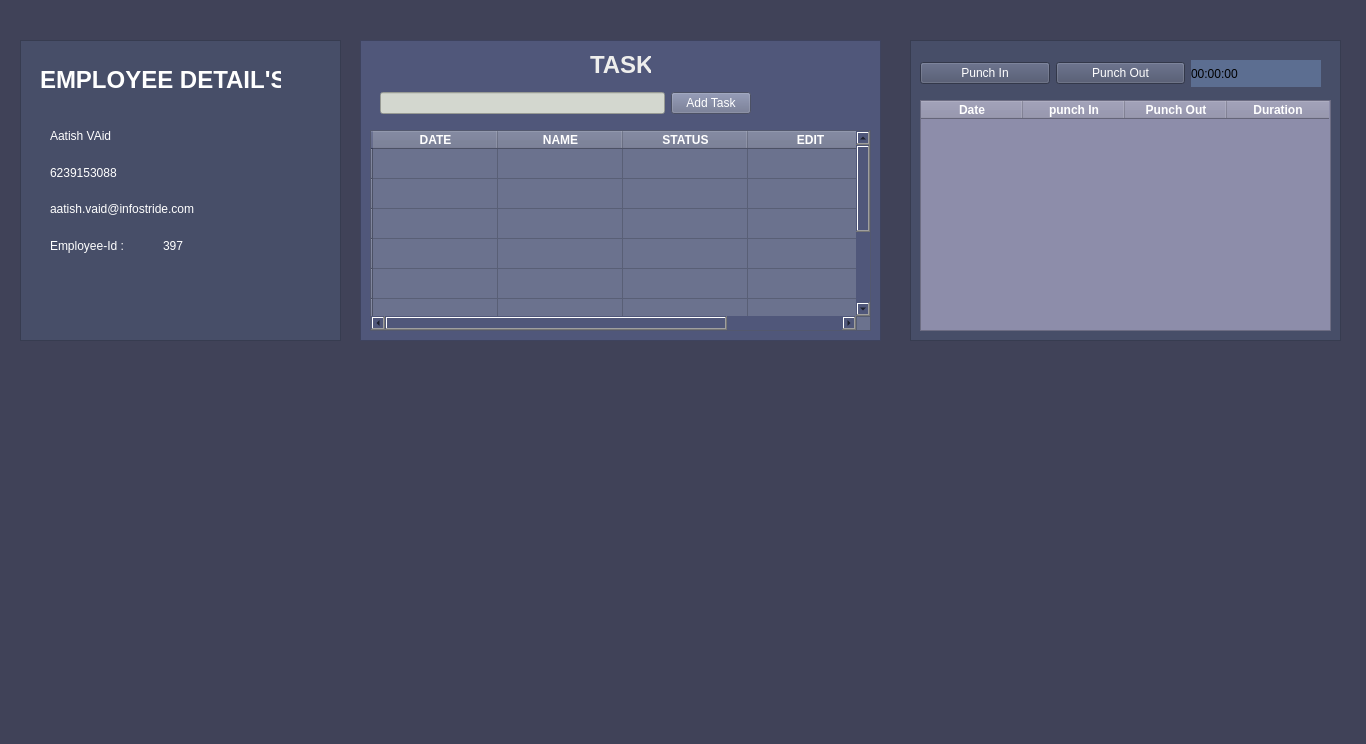
First picture: the form in interface1.ui, repository aatish-infostride/pyqt, before the edit.
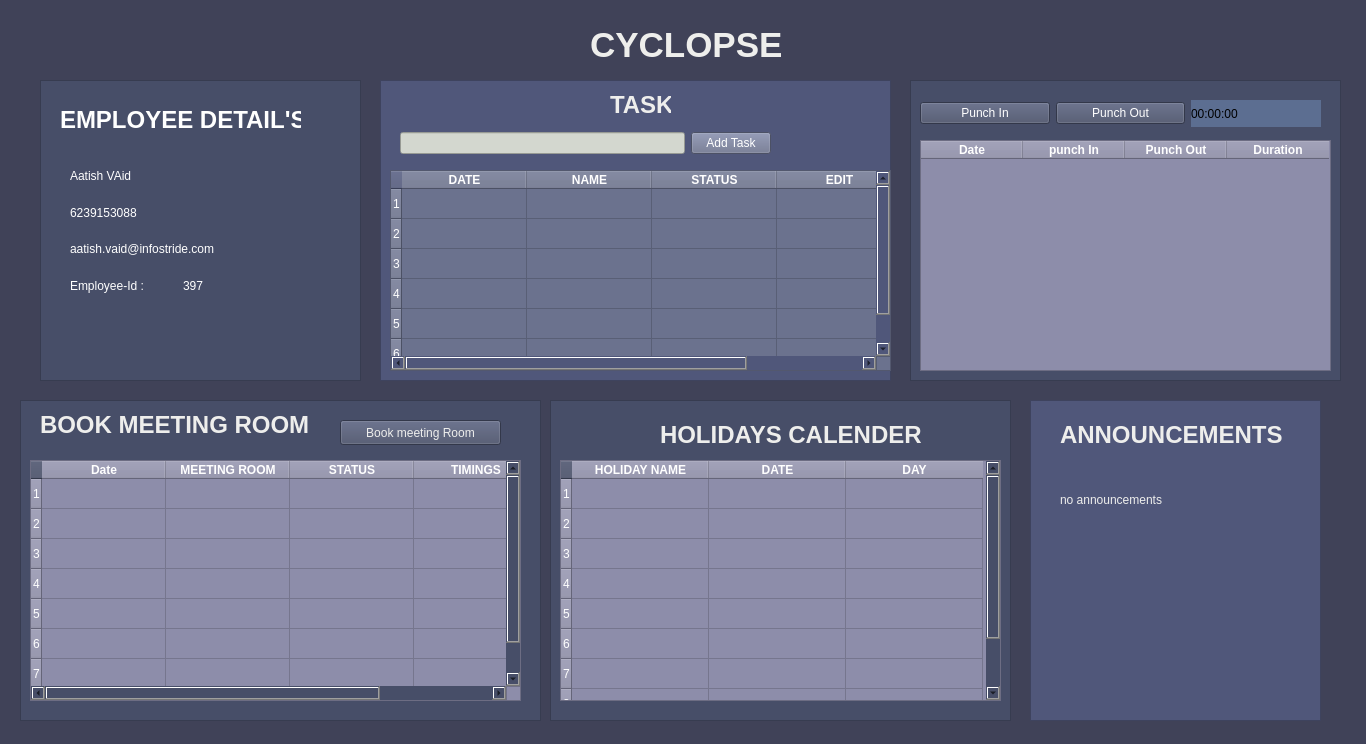
Second picture: the form after the edit.

What changed in the file:
```diff
--- a/interface1.ui
+++ b/interface1.ui
@@ -20,8 +20,8 @@
    <widget class="QFrame" name="frame">
     <property name="geometry">
      <rect>
-      <x>20</x>
-      <y>40</y>
+      <x>40</x>
+      <y>80</y>
       <width>321</width>
       <height>301</height>
      </rect>
@@ -123,7 +123,7 @@
     <property name="geometry">
      <rect>
       <x>910</x>
-      <y>40</y>
+      <y>80</y>
       <width>431</width>
       <height>301</height>
      </rect>
@@ -250,9 +250,9 @@
    <widget class="QFrame" name="frame_3">
     <property name="geometry">
      <rect>
-      <x>360</x>
-      <y>40</y>
-      <width>521</width>
+      <x>380</x>
+      <y>80</y>
+      <width>511</width>
       <height>301</height>
      </rect>
     </property>
@@ -278,7 +278,7 @@
       <string>&lt;html&gt;&lt;head/&gt;&lt;body&gt;&lt;p&gt;&lt;span style=&quot; font-size:18pt; font-weight:600; color:#eeeeec;&quot;&gt;TASK&lt;/span&gt;&lt;/p&gt;&lt;/body&gt;&lt;/html&gt;</string>
      </property>
     </widget>
-    <widget class="QTableWidget" name="tableWidget_2">
+    <widget class="QTableWidget" name="task_table">
      <property name="geometry">
       <rect>
        <x>10</x>
@@ -291,57 +291,21 @@
       <string notr="true">background-color: #6B728E;
 color: rgb(255, 255, 255);</string>
      </property>
+     <property name="rowCount">
+      <number>6</number>
+     </property>
      <property name="columnCount">
       <number>4</number>
      </property>
      <attribute name="horizontalHeaderDefaultSectionSize">
       <number>125</number>
      </attribute>
-     <row>
-      <property name="text">
-       <string/>
-      </property>
-     </row>
-     <row>
-      <property name="text">
-       <string/>
-      </property>
-     </row>
-     <row>
-      <property name="text">
-       <string/>
-      </property>
-     </row>
-     <row>
-      <property name="text">
-       <string/>
-      </property>
-     </row>
-     <row>
-      <property name="text">
-       <string/>
-      </property>
-     </row>
-     <row>
-      <property name="text">
-       <string/>
-      </property>
-     </row>
-     <row>
-      <property name="text">
-       <string/>
-      </property>
-     </row>
-     <row>
-      <property name="text">
-       <string/>
-      </property>
-     </row>
-     <row>
-      <property name="text">
-       <string/>
-      </property>
-     </row>
+     <row/>
+     <row/>
+     <row/>
+     <row/>
+     <row/>
+     <row/>
      <column>
       <property name="text">
        <string>DATE</string>
@@ -405,7 +369,7 @@
        </widget>
       </item>
       <item>
-       <widget class="QPushButton" name="pushButton">
+       <widget class="QPushButton" name="add_task_button">
         <property name="styleSheet">
          <string notr="true">background-color: #6B728E;
 color: rgb(255, 255, 255);</string>
@@ -418,6 +382,320 @@
      </layout>
     </widget>
    </widget>
+   <widget class="QFrame" name="frame_4">
+    <property name="geometry">
+     <rect>
+      <x>20</x>
+      <y>400</y>
+      <width>521</width>
+      <height>321</height>
+     </rect>
+    </property>
+    <property name="styleSheet">
+     <string notr="true">background-color: #474E68</string>
+    </property>
+    <property name="frameShape">
+     <enum>QFrame::StyledPanel</enum>
+    </property>
+    <property name="frameShadow">
+     <enum>QFrame::Raised</enum>
+    </property>
+    <widget class="QTableWidget" name="tableWidget_2">
+     <property name="geometry">
+      <rect>
+       <x>10</x>
+       <y>60</y>
+       <width>491</width>
+       <height>241</height>
+      </rect>
+     </property>
+     <property name="styleSheet">
+      <string notr="true">color: #4B6587;
+color: rgb(255, 255, 255);
+background-color: #8D8DAA;
+</string>
+     </property>
+     <property name="lineWidth">
+      <number>1</number>
+     </property>
+     <property name="midLineWidth">
+      <number>0</number>
+     </property>
+     <property name="autoScrollMargin">
+      <number>16</number>
+     </property>
+     <property name="cornerButtonEnabled">
+      <bool>true</bool>
+     </property>
+     <property name="rowCount">
+      <number>7</number>
+     </property>
+     <attribute name="horizontalHeaderDefaultSectionSize">
+      <number>124</number>
+     </attribute>
+     <attribute name="verticalHeaderMinimumSectionSize">
+      <number>16</number>
+     </attribute>
+     <row/>
+     <row/>
+     <row/>
+     <row/>
+     <row/>
+     <row/>
+     <row/>
+     <column>
+      <property name="text">
+       <string>Date</string>
+      </property>
+      <property name="font">
+       <font>
+        <weight>75</weight>
+        <bold>true</bold>
+       </font>
+      </property>
+     </column>
+     <column>
+      <property name="text">
+       <string>MEETING ROOM</string>
+      </property>
+      <property name="font">
+       <font>
+        <weight>75</weight>
+        <bold>true</bold>
+       </font>
+      </property>
+     </column>
+     <column>
+      <property name="text">
+       <string>STATUS</string>
+      </property>
+      <property name="font">
+       <font>
+        <weight>75</weight>
+        <bold>true</bold>
+       </font>
+      </property>
+     </column>
+     <column>
+      <property name="text">
+       <string>TIMINGS</string>
+      </property>
+      <property name="font">
+       <font>
+        <weight>75</weight>
+        <bold>true</bold>
+       </font>
+      </property>
+     </column>
+    </widget>
+    <widget class="QLabel" name="label_8">
+     <property name="geometry">
+      <rect>
+       <x>20</x>
+       <y>10</y>
+       <width>271</width>
+       <height>31</height>
+      </rect>
+     </property>
+     <property name="text">
+      <string>&lt;html&gt;&lt;head/&gt;&lt;body&gt;&lt;p&gt;&lt;span style=&quot; font-size:18pt; font-weight:600; color:#eeeeec;&quot;&gt;BOOK MEETING ROOM&lt;/span&gt;&lt;/p&gt;&lt;/body&gt;&lt;/html&gt;</string>
+     </property>
+    </widget>
+    <widget class="QPushButton" name="pushButton">
+     <property name="geometry">
+      <rect>
+       <x>320</x>
+       <y>20</y>
+       <width>161</width>
+       <height>25</height>
+      </rect>
+     </property>
+     <property name="styleSheet">
+      <string notr="true">color: rgb(238, 238, 236);</string>
+     </property>
+     <property name="text">
+      <string>Book meeting Room</string>
+     </property>
+    </widget>
+   </widget>
+   <widget class="QFrame" name="frame_5">
+    <property name="geometry">
+     <rect>
+      <x>550</x>
+      <y>400</y>
+      <width>461</width>
+      <height>321</height>
+     </rect>
+    </property>
+    <property name="styleSheet">
+     <string notr="true">background-color: #474E68</string>
+    </property>
+    <property name="frameShape">
+     <enum>QFrame::StyledPanel</enum>
+    </property>
+    <property name="frameShadow">
+     <enum>QFrame::Raised</enum>
+    </property>
+    <widget class="QTableWidget" name="holiday_table">
+     <property name="geometry">
+      <rect>
+       <x>10</x>
+       <y>60</y>
+       <width>441</width>
+       <height>241</height>
+      </rect>
+     </property>
+     <property name="styleSheet">
+      <string notr="true">color: #4B6587;
+color: rgb(255, 255, 255);
+background-color: #8D8DAA;
+</string>
+     </property>
+     <property name="lineWidth">
+      <number>1</number>
+     </property>
+     <property name="midLineWidth">
+      <number>0</number>
+     </property>
+     <property name="autoScrollMargin">
+      <number>16</number>
+     </property>
+     <property name="cornerButtonEnabled">
+      <bool>true</bool>
+     </property>
+     <property name="rowCount">
+      <number>9</number>
+     </property>
+     <attribute name="horizontalHeaderDefaultSectionSize">
+      <number>137</number>
+     </attribute>
+     <attribute name="verticalHeaderMinimumSectionSize">
+      <number>16</number>
+     </attribute>
+     <row/>
+     <row/>
+     <row/>
+     <row/>
+     <row/>
+     <row/>
+     <row/>
+     <row/>
+     <row/>
+     <column>
+      <property name="text">
+       <string>HOLIDAY NAME</string>
+      </property>
+      <property name="font">
+       <font>
+        <weight>75</weight>
+        <bold>true</bold>
+       </font>
+      </property>
+     </column>
+     <column>
+      <property name="text">
+       <string>DATE</string>
+      </property>
+      <property name="font">
+       <font>
+        <weight>75</weight>
+        <bold>true</bold>
+       </font>
+      </property>
+     </column>
+     <column>
+      <property name="text">
+       <string>DAY</string>
+      </property>
+      <property name="font">
+       <font>
+        <weight>75</weight>
+        <bold>true</bold>
+       </font>
+      </property>
+     </column>
+    </widget>
+    <widget class="QLabel" name="label_9">
+     <property name="geometry">
+      <rect>
+       <x>110</x>
+       <y>20</y>
+       <width>271</width>
+       <height>31</height>
+      </rect>
+     </property>
+     <property name="text">
+      <string>&lt;html&gt;&lt;head/&gt;&lt;body&gt;&lt;p&gt;&lt;span style=&quot; font-size:18pt; font-weight:600; color:#eeeeec;&quot;&gt;HOLIDAYS CALENDER&lt;/span&gt;&lt;/p&gt;&lt;/body&gt;&lt;/html&gt;</string>
+     </property>
+    </widget>
+   </widget>
+   <widget class="QFrame" name="frame_6">
+    <property name="geometry">
+     <rect>
+      <x>1030</x>
+      <y>400</y>
+      <width>291</width>
+      <height>321</height>
+     </rect>
+    </property>
+    <property name="styleSheet">
+     <string notr="true">background-color: #50577A;</string>
+    </property>
+    <property name="frameShape">
+     <enum>QFrame::StyledPanel</enum>
+    </property>
+    <property name="frameShadow">
+     <enum>QFrame::Raised</enum>
+    </property>
+    <widget class="QLabel" name="label_10">
+     <property name="geometry">
+      <rect>
+       <x>30</x>
+       <y>20</y>
+       <width>231</width>
+       <height>31</height>
+      </rect>
+     </property>
+     <property name="text">
+      <string>&lt;html&gt;&lt;head/&gt;&lt;body&gt;&lt;p&gt;&lt;span style=&quot; font-size:18pt; font-weight:600; color:#eeeeec;&quot;&gt;ANNOUNCEMENTS&lt;/span&gt;&lt;/p&gt;&lt;/body&gt;&lt;/html&gt;</string>
+     </property>
+    </widget>
+    <widget class="QLabel" name="label_11">
+     <property name="geometry">
+      <rect>
+       <x>30</x>
+       <y>90</y>
+       <width>141</width>
+       <height>20</height>
+      </rect>
+     </property>
+     <property name="styleSheet">
+      <string notr="true">color: rgb(238, 238, 236);</string>
+     </property>
+     <property name="text">
+      <string>no announcements</string>
+     </property>
+    </widget>
+   </widget>
+   <widget class="QLabel" name="label_12">
+    <property name="geometry">
+     <rect>
+      <x>590</x>
+      <y>20</y>
+      <width>191</width>
+      <height>51</height>
+     </rect>
+    </property>
+    <property name="layoutDirection">
+     <enum>Qt::LeftToRight</enum>
+    </property>
+    <property name="autoFillBackground">
+     <bool>false</bool>
+    </property>
+    <property name="text">
+     <string>&lt;html&gt;&lt;head/&gt;&lt;body&gt;&lt;p&gt;&lt;span style=&quot; font-size:26pt; font-weight:600; color:#eeeeec;&quot;&gt;CYCLOPSE&lt;/span&gt;&lt;/p&gt;&lt;/body&gt;&lt;/html&gt;</string>
+    </property>
+   </widget>
   </widget>
  </widget>
  <resources/>
```
Left out of the diff: 2 changed lines with no effect on the pictures.
